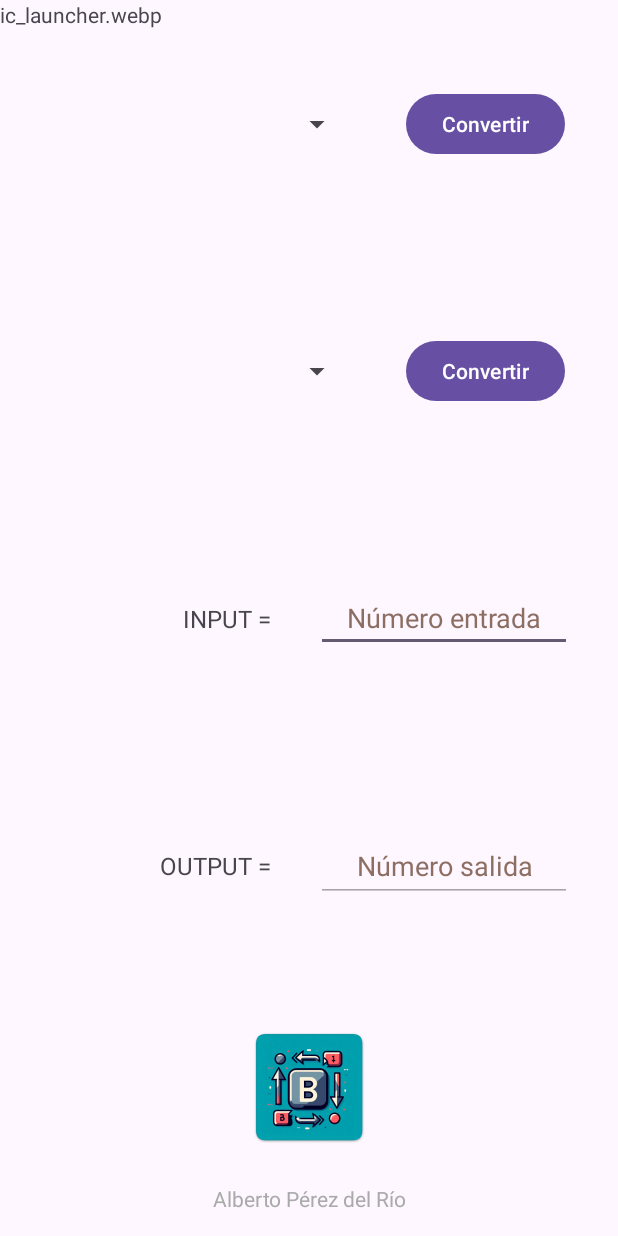
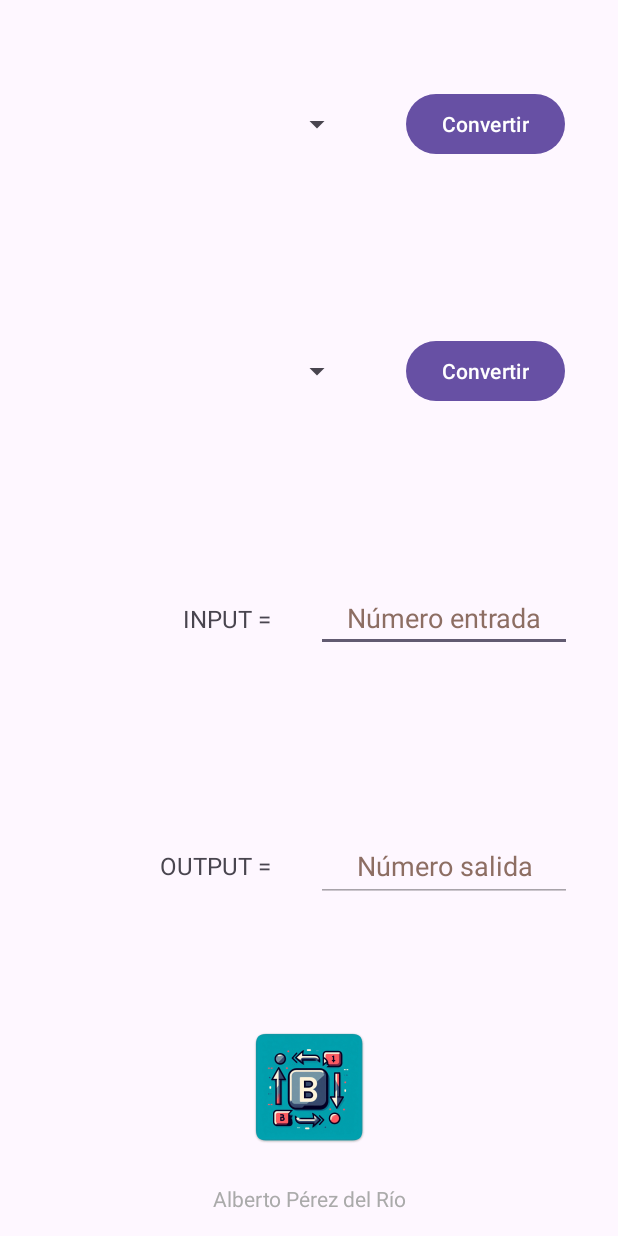
Before and after one commit to k3ssdev/AndroidByteConverter_Public, an Android app: the screen it shows after launch (MainActivity), on a phone screen of 412 x 824 dp. Run offline under Robolectric (Android 15) with nearby library versions, the phone set to English and light mode, and no system bars.

Commit message:
update vertical view
Signed-off-by: k3ssdev <albertoperezdelrio@gmail.com>

```diff
--- a/app/src/main/res/layout/activity_main.xml
+++ b/app/src/main/res/layout/activity_main.xml
@@ -7,12 +7,6 @@
     tools:context=".MainActivity"
     tools:layout_editor_absoluteX="0dp"
     tools:layout_editor_absoluteY="0dp">
-
-    <TextView
-        android:id="@+id/textView5"
-        android:layout_width="wrap_content"
-        android:layout_height="wrap_content"
-        android:text="ic_launcher.webp" />
 
     <androidx.constraintlayout.widget.Guideline
         android:id="@+id/guideline1"
```
